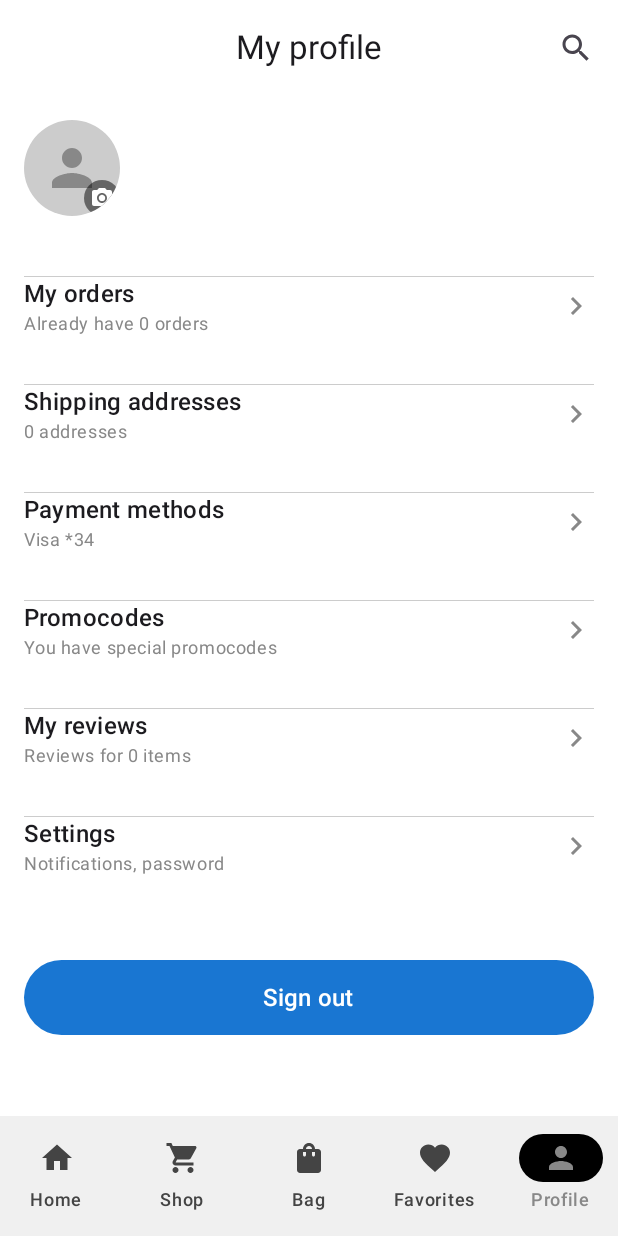
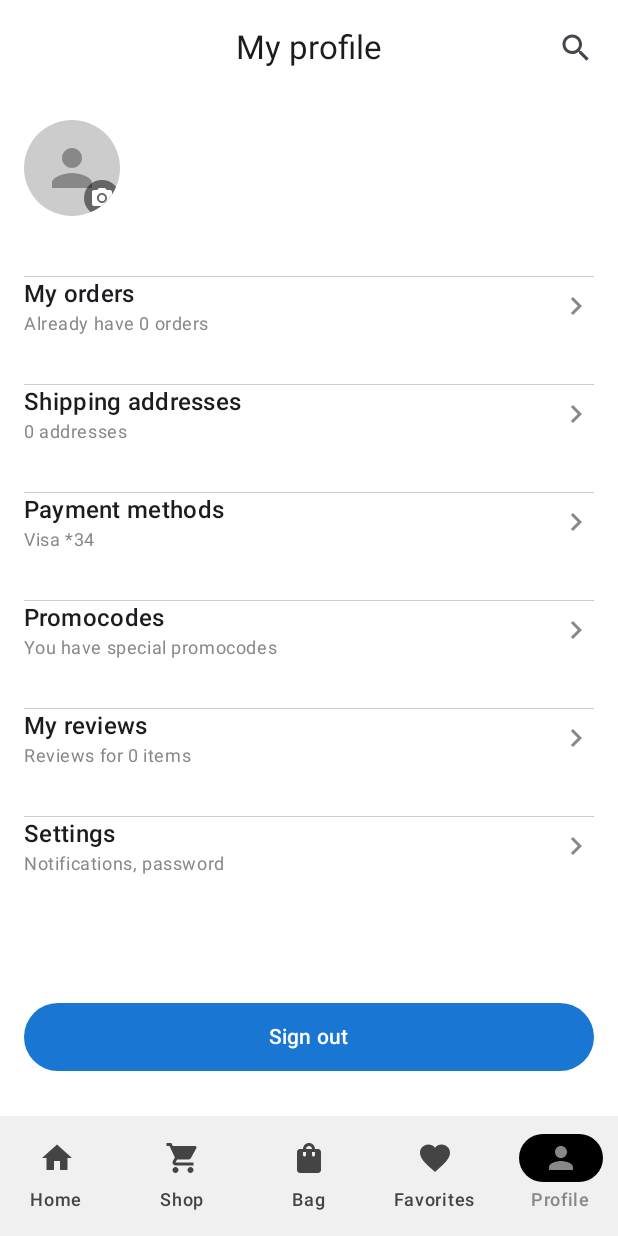
Before and after one commit to huyne465/EcommerceApp, an Android app built with Jetpack Compose: the ProfileScreen screen opened through its navigation route, on a phone screen of 412 x 824 dp. Run offline under Robolectric (Android 15) with nearby library versions, the light colour scheme and no system bars; our stand-ins replace Firebase (no records; nobody signed in at launch, a user with empty details on screens opened directly); libraries missing offline, so code that uses them is left out: vn.zalopay.sdk; pictures from the network do not load; 1 statement that could not run was skipped.

Commit message:
fix responsive for real device in profile feature , Remake file structure to look clean

```diff
--- a/app/build.gradle.kts
+++ b/app/build.gradle.kts
@@ -57,6 +57,7 @@ dependencies {
     implementation(libs.androidx.room.ktx)
     implementation(libs.play.services.identity)
     implementation(libs.androidx.datastore.core.android)
+    implementation(libs.play.services.wallet)
 
 
 
--- a/app/src/main/AndroidManifest.xml
+++ b/app/src/main/AndroidManifest.xml
@@ -31,6 +31,9 @@
                 <category android:name="android.intent.category.BROWSABLE"/>
                 <data android:scheme="demozpdk" android:host="app"/>
             </intent-filter>
+            <meta-data
+                android:name="com.google.android.gms.wallet.api.enabled"
+                android:value="true" />
             <!-- Update this intent filter to match your callback URL -->
 <!--            <intent-filter>-->
 <!--                <action android:name="android.intent.action.VIEW"/>-->
--- a/app/src/main/java/com/example/ecommerceapp/MainActivity.kt
+++ b/app/src/main/java/com/example/ecommerceapp/MainActivity.kt
@@ -13,6 +13,7 @@ import androidx.compose.material3.Scaffold
 import androidx.compose.runtime.collectAsState
 import androidx.compose.runtime.getValue
 import androidx.compose.ui.Modifier
+import com.example.ecommerceapp.core.AppNavigation
 import com.example.ecommerceapp.presentation.Repo.UserPreferencesRepository
 import com.example.ecommerceapp.ui.theme.EcommerceAppTheme
 import vn.zalopay.sdk.ZaloPaySDK;
--- a/app/src/main/java/com/example/ecommerceapp/presentation/sign_in/SignInViewModel.kt
+++ b/app/src/main/java/com/example/ecommerceapp/auth/authenticate/sign_in/SignInViewModel.kt
@@ -1,4 +1,4 @@
-package com.example.ecommerceapp.presentation.sign_in
+package com.example.ecommerceapp.auth.authenticate.sign_in
 
 import androidx.lifecycle.ViewModel
 import androidx.lifecycle.viewModelScope
--- a/app/src/main/java/com/example/ecommerceapp/presentation/sign_up/SignUpViewModel.kt
+++ b/app/src/main/java/com/example/ecommerceapp/auth/authenticate/sign_up/SignUpViewModel.kt
@@ -1,4 +1,4 @@
-package com.example.ecommerceapp.presentation.sign_up
+package com.example.ecommerceapp.auth.authenticate.sign_up
 
 import androidx.lifecycle.ViewModel
 import androidx.lifecycle.viewModelScope
--- a/app/src/main/java/com/example/ecommerceapp/presentation/profile/ProfileScreen.kt
+++ b/app/src/main/java/com/example/ecommerceapp/presentation/profile/ProfileScreen.kt
@@ -11,7 +11,9 @@ import androidx.compose.foundation.Image
 import androidx.compose.foundation.background
 import androidx.compose.foundation.clickable
 import androidx.compose.foundation.layout.*
+import androidx.compose.foundation.rememberScrollState
 import androidx.compose.foundation.shape.CircleShape
+import androidx.compose.foundation.verticalScroll
 import androidx.compose.material.icons.Icons
 import androidx.compose.material.icons.filled.*
 import androidx.compose.material3.*
@@ -297,6 +299,11 @@ fun ProfileScreen(
             Spacer(modifier = Modifier.height(8.dp))
 
             // Profile menu items
+            Column(
+                modifier = Modifier
+                    .weight(1f)
+                    .verticalScroll(rememberScrollState())
+            ) {
                 ProfileMenuItem(
                     title = "My orders",
                     subtitle = "Already have ${uiState.orderCount} orders",
@@ -335,9 +342,11 @@ fun ProfileScreen(
                     subtitle = "Notifications, password",
                     onClick = { navController.navigate("settings") }
                 )
+            }
 
-            Spacer(modifier = Modifier.height(40.dp))
-            Box(modifier = Modifier.fillMaxWidth(), contentAlignment = Alignment.Center) {
+            Spacer(modifier = Modifier.height(30.dp))
+
+            Box(modifier = Modifier.fillMaxWidth(), contentAlignment = Alignment.Center, ) {
                 Button(
                     onClick = {
                         // Sign out
@@ -346,11 +355,13 @@ fun ProfileScreen(
                     },
                     modifier = Modifier
                         .fillMaxWidth()
-                        .height(50.dp)
+                        .height(45.dp)
                 ) {
-                    Text(text = "Sign out", fontSize = 16.sp)
+                    Text(text = "Sign out", fontSize = 14.sp)
                 }
             }
+
+            Spacer(modifier = Modifier.height(30.dp))
         }
     }
 }
--- a/gradle/libs.versions.toml
+++ b/gradle/libs.versions.toml
@@ -16,6 +16,7 @@ firebaseFirestoreKtx = "25.1.2"
 roomKtx = "2.6.1"
 playServicesIdentity = "18.1.0"
 datastoreCoreAndroid = "1.1.3"
+playServicesWallet = "19.4.0"
 
 [libraries]
 androidx-core-ktx = { group = "androidx.core", name = "core-ktx", version.ref = "coreKtx" }
@@ -39,6 +40,7 @@ firebase-firestore-ktx = { group = "com.google.firebase", name = "firebase-fires
 androidx-room-ktx = { group = "androidx.room", name = "room-ktx", version.ref = "roomKtx" }
 play-services-identity = { group = "com.google.android.gms", name = "play-services-identity", version.ref = "playServicesIdentity" }
 androidx-datastore-core-android = { group = "androidx.datastore", name = "datastore-core-android", version.ref = "datastoreCoreAndroid" }
+play-services-wallet = { group = "com.google.android.gms", name = "play-services-wallet", version.ref = "playServicesWallet" }
 
 [plugins]
 android-application = { id = "com.android.application", version.ref = "agp" }
```
Also changed, not shown: app/src/main/java/com/example/ecommerceapp/auth/FirebaseAuthManager.kt (deleted, +0 -15 lines), app/src/main/java/com/example/ecommerceapp/auth/authenticate/sign_in/SignInScreen.kt (renamed from app/src/main/java/com/example/ecommerceapp/presentation/sign_up/SignUpScreen.kt, +60 -67 lines), app/src/main/java/com/example/ecommerceapp/auth/authenticate/sign_up/SignUpScreen.kt (renamed from app/src/main/java/com/example/ecommerceapp/presentation/sign_in/SignInScreen.kt, +65 -61 lines), app/src/main/java/com/example/ecommerceapp/core/AppNavigation.kt (renamed from app/src/main/java/com/example/ecommerceapp/AppNavigation.kt, +5 -5 lines). Lines whose indentation alone changed are shown as unchanged.
